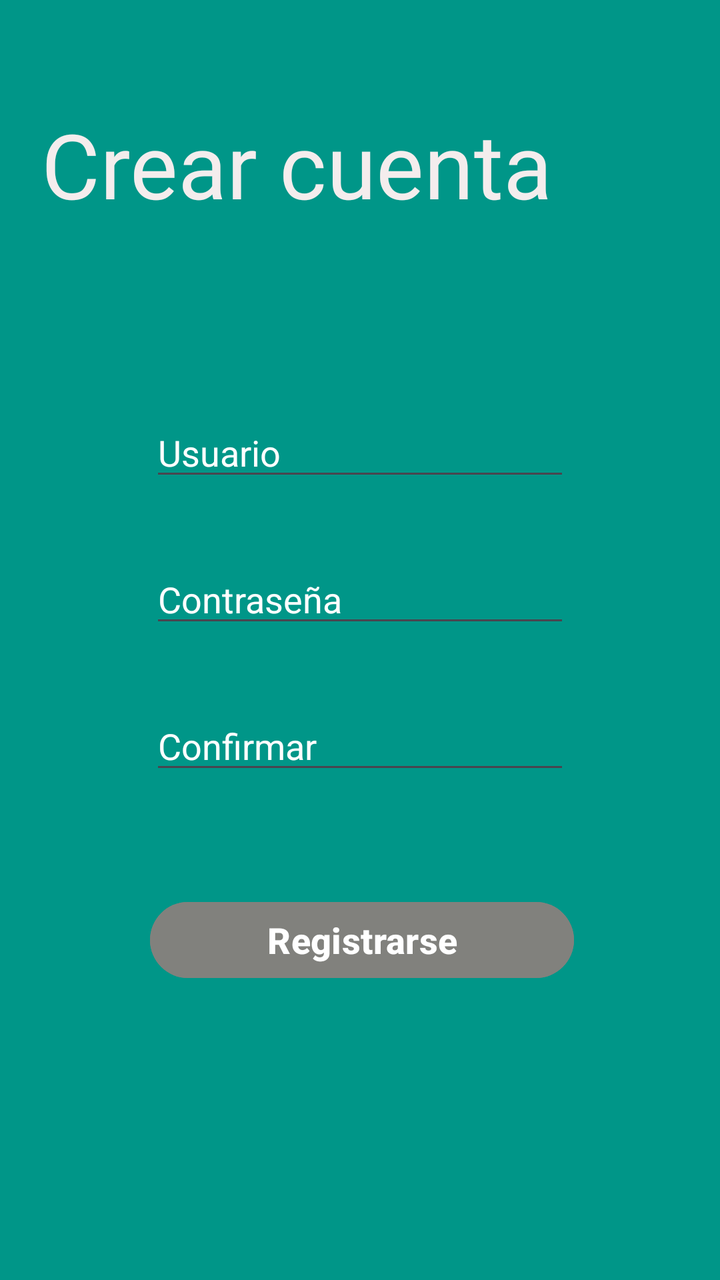
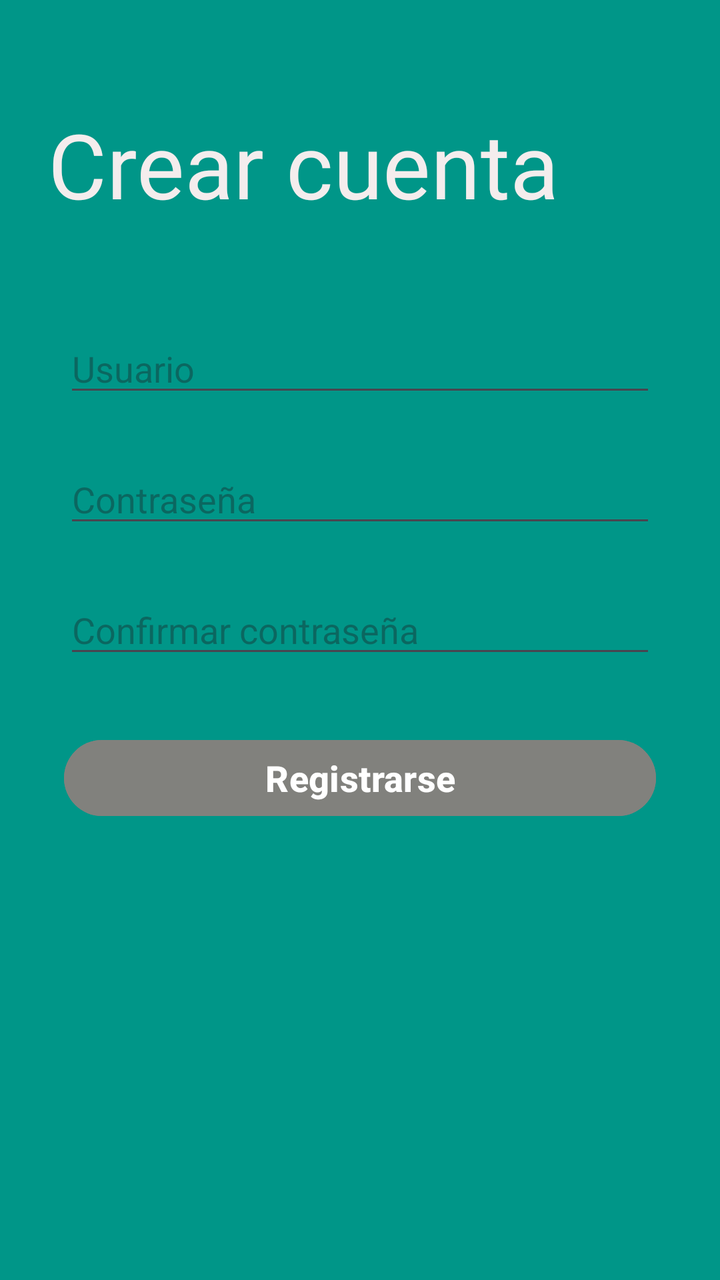

Screens rendered from an Android XML layout before and after an edit, with the pre-edit source and the edit as a unified diff.
<!-- AndroidManifest.xml: application theme Theme.ArduinoApp -->
<!-- res/layout/activity_main_crear.xml -->
<?xml version="1.0" encoding="utf-8"?>
<androidx.constraintlayout.widget.ConstraintLayout xmlns:android="http://schemas.android.com/apk/res/android"
    xmlns:app="http://schemas.android.com/apk/res-auto"
    xmlns:tools="http://schemas.android.com/tools"
    android:id="@+id/main"
    android:layout_width="match_parent"
    android:layout_height="match_parent"
    android:background="#009688"
    tools:context=".MainActivity">

    <EditText
        android:id="@+id/ptConfirmar"
        android:layout_width="wrap_content"
        android:layout_height="wrap_content"
        android:layout_marginStart="101dp"
        android:layout_marginTop="32dp"
        android:layout_marginEnd="101dp"
        android:ems="10"
        android:inputType="text"
        android:text="Confirmar"
        android:textColor="#FFFFFF"
        app:layout_constraintEnd_toEndOf="parent"
        app:layout_constraintStart_toStartOf="parent"
        app:layout_constraintTop_toBottomOf="@+id/ptContraseña" />

    <EditText
        android:id="@+id/ptContraseña"
        android:layout_width="wrap_content"
        android:layout_height="wrap_content"
        android:layout_marginStart="101dp"
        android:layout_marginTop="32dp"
        android:layout_marginEnd="101dp"
        android:ems="10"
        android:inputType="text"
        android:text="Contraseña"
        android:textColor="#FFFFFF"
        app:layout_constraintEnd_toEndOf="parent"
        app:layout_constraintStart_toStartOf="parent"
        app:layout_constraintTop_toBottomOf="@+id/ptUsuario" />

    <TextView
        android:id="@+id/Titulo_principal"
        android:layout_width="318dp"
        android:layout_height="86dp"
        android:layout_marginStart="46dp"
        android:layout_marginTop="52dp"
        android:layout_marginEnd="47dp"
        android:fontFamily="@font/comfortaa"
        android:text="Crear cuenta"
        android:textColor="#F4EDED"
        android:textSize="45sp"
        app:layout_constraintEnd_toEndOf="parent"
        app:layout_constraintStart_toStartOf="parent"
        app:layout_constraintTop_toTopOf="parent" />

    <Button
        android:id="@+id/btnRegitrarse"
        android:layout_width="212dp"
        android:layout_height="46dp"
        android:layout_marginStart="139dp"
        android:layout_marginTop="55dp"
        android:layout_marginEnd="144dp"
        android:backgroundTint="#81817D"
        android:text="Registrarse"
        android:textColor="#FFFFFF"
        android:textSize="18sp"
        android:textStyle="bold"
        app:layout_constraintEnd_toEndOf="parent"
        app:layout_constraintHorizontal_bias="0.476"
        app:layout_constraintStart_toStartOf="parent"
        app:layout_constraintTop_toBottomOf="@+id/ptConfirmar" />

    <EditText
        android:id="@+id/ptUsuario"
        android:layout_width="wrap_content"
        android:layout_height="wrap_content"
        android:layout_marginStart="101dp"
        android:layout_marginTop="66dp"
        android:layout_marginEnd="101dp"
        android:ems="10"
        android:inputType="text"
        android:text="Usuario"
        android:textColor="#FFFFFF"
        app:layout_constraintEnd_toEndOf="parent"
        app:layout_constraintStart_toStartOf="parent"
        app:layout_constraintTop_toBottomOf="@+id/Titulo_principal" />

</androidx.constraintlayout.widget.ConstraintLayout>
<!-- resources referenced by this layout -->
<resources>
  <style name="Theme.ArduinoApp" parent="Base.Theme.ArduinoApp" />
  <style name="Base.Theme.ArduinoApp" parent="Theme.Material3.DayNight.NoActionBar">
          
          
      </style>
</resources>

<!-- the commit's change to res/layout/activity_main_crear.xml (unified diff, before → after) -->
@@ -10,41 +10,39 @@
 
     <EditText
         android:id="@+id/ptConfirmar"
-        android:layout_width="wrap_content"
+        android:layout_width="0dp"
         android:layout_height="wrap_content"
-        android:layout_marginStart="101dp"
-        android:layout_marginTop="32dp"
-        android:layout_marginEnd="101dp"
+        android:layout_marginStart="32dp"
+        android:layout_marginTop="24dp"
+        android:layout_marginEnd="32dp"
         android:ems="10"
-        android:inputType="text"
-        android:text="Confirmar"
-        android:textColor="#FFFFFF"
+        android:hint="Confirmar contraseña"
+        android:inputType="textPassword"
         app:layout_constraintEnd_toEndOf="parent"
         app:layout_constraintStart_toStartOf="parent"
         app:layout_constraintTop_toBottomOf="@+id/ptContraseña" />
 
     <EditText
         android:id="@+id/ptContraseña"
-        android:layout_width="wrap_content"
+        android:layout_width="0dp"
         android:layout_height="wrap_content"
-        android:layout_marginStart="101dp"
-        android:layout_marginTop="32dp"
-        android:layout_marginEnd="101dp"
+        android:layout_marginStart="32dp"
+        android:layout_marginTop="24dp"
+        android:layout_marginEnd="32dp"
         android:ems="10"
-        android:inputType="text"
-        android:text="Contraseña"
-        android:textColor="#FFFFFF"
+        android:hint="Contraseña"
+        android:inputType="textPassword"
         app:layout_constraintEnd_toEndOf="parent"
         app:layout_constraintStart_toStartOf="parent"
         app:layout_constraintTop_toBottomOf="@+id/ptUsuario" />
 
     <TextView
         android:id="@+id/Titulo_principal"
-        android:layout_width="318dp"
+        android:layout_width="0dp"
         android:layout_height="86dp"
-        android:layout_marginStart="46dp"
+        android:layout_marginStart="24dp"
         android:layout_marginTop="52dp"
-        android:layout_marginEnd="47dp"
+        android:layout_marginEnd="24dp"
         android:fontFamily="@font/comfortaa"
         android:text="Crear cuenta"
         android:textColor="#F4EDED"
@@ -55,32 +53,30 @@
 
     <Button
         android:id="@+id/btnRegitrarse"
-        android:layout_width="212dp"
+        android:layout_width="0dp"
         android:layout_height="46dp"
-        android:layout_marginStart="139dp"
-        android:layout_marginTop="55dp"
-        android:layout_marginEnd="144dp"
+        android:layout_marginStart="32dp"
+        android:layout_marginTop="32dp"
+        android:layout_marginEnd="32dp"
         android:backgroundTint="#81817D"
         android:text="Registrarse"
         android:textColor="#FFFFFF"
         android:textSize="18sp"
         android:textStyle="bold"
         app:layout_constraintEnd_toEndOf="parent"
-        app:layout_constraintHorizontal_bias="0.476"
         app:layout_constraintStart_toStartOf="parent"
         app:layout_constraintTop_toBottomOf="@+id/ptConfirmar" />
 
     <EditText
         android:id="@+id/ptUsuario"
-        android:layout_width="wrap_content"
+        android:layout_width="0dp"
         android:layout_height="wrap_content"
-        android:layout_marginStart="101dp"
-        android:layout_marginTop="66dp"
-        android:layout_marginEnd="101dp"
+        android:layout_marginStart="32dp"
+        android:layout_marginTop="24dp"
+        android:layout_marginEnd="32dp"
         android:ems="10"
+        android:hint="Usuario"
         android:inputType="text"
-        android:text="Usuario"
-        android:textColor="#FFFFFF"
         app:layout_constraintEnd_toEndOf="parent"
         app:layout_constraintStart_toStartOf="parent"
         app:layout_constraintTop_toBottomOf="@+id/Titulo_principal" />
